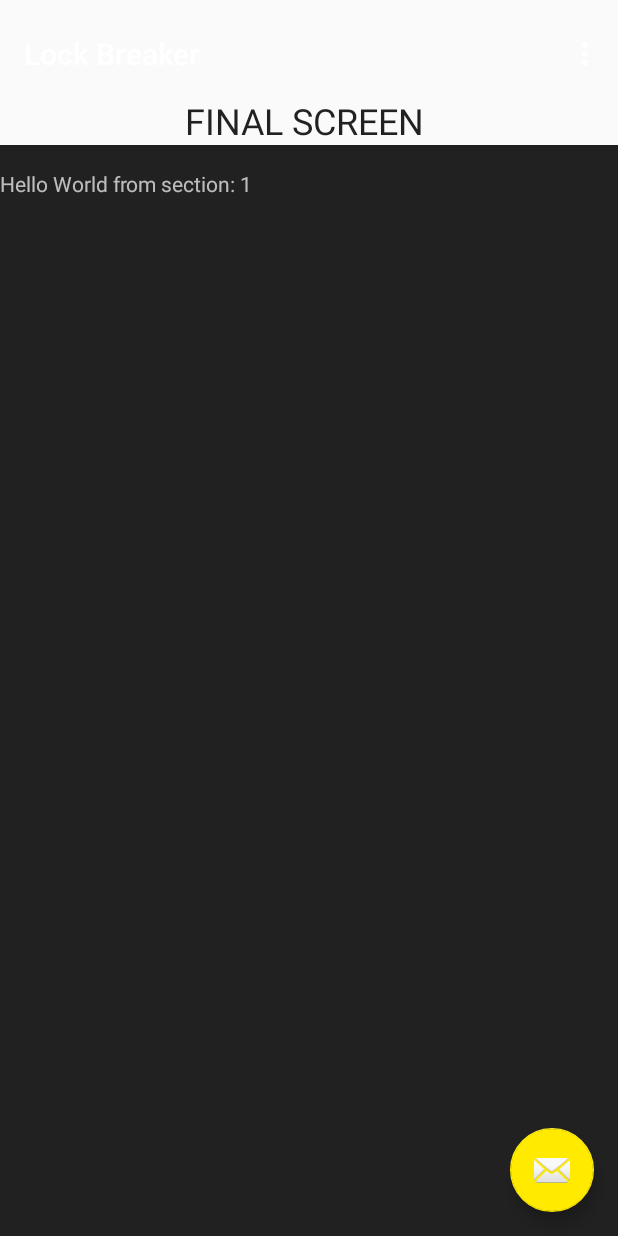
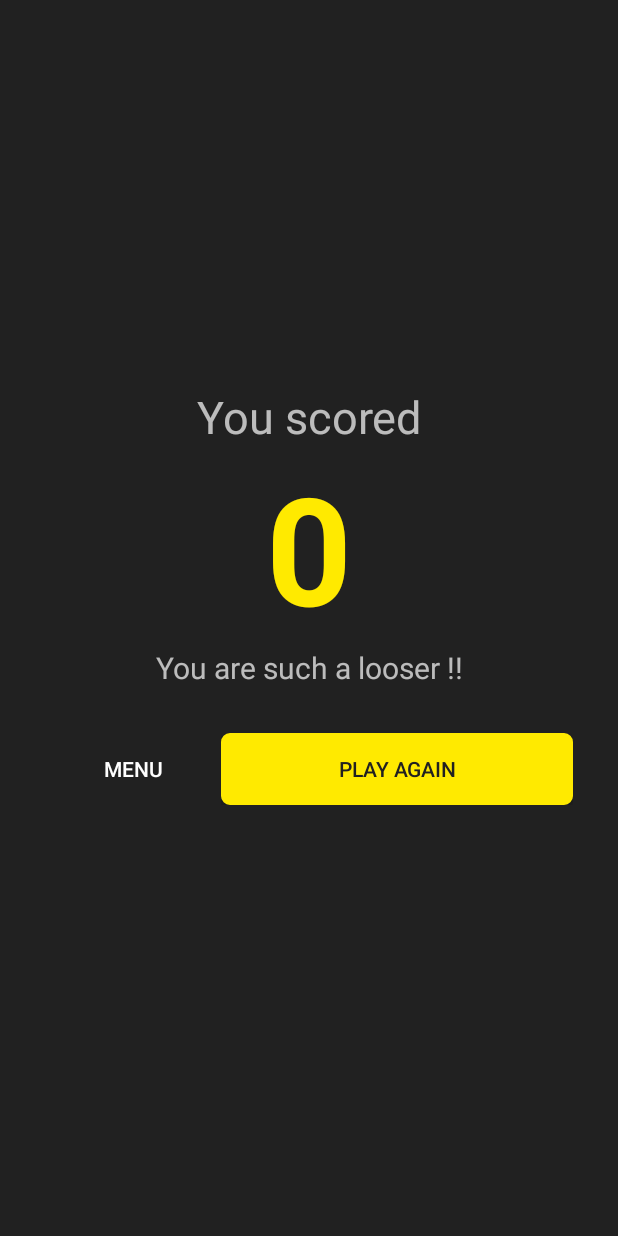
Before and after one commit to Minauras/LockBreaker, an Android app: the FinalScreenActivity screen opened directly, with no data from a screen before it, on a phone screen of 412 x 824 dp. Run offline under Robolectric (Android 15) with nearby library versions, the phone set to English and light mode, and no system bars.

Commit message:
Final Screen

```diff
--- a/app/src/main/java/com/fontbonne/ley/clerc/lockbreaker/FinalScreenActivity.java
+++ b/app/src/main/java/com/fontbonne/ley/clerc/lockbreaker/FinalScreenActivity.java
@@ -25,21 +25,6 @@ import java.util.List;
 
 public class FinalScreenActivity extends MiniGame {
 
-    /**
-     * The {@link android.support.v4.view.PagerAdapter} that will provide
-     * fragments for each of the sections. We use a
-     * {@link FragmentPagerAdapter} derivative, which will keep every
-     * loaded fragment in memory. If this becomes too memory intensive, it
-     * may be best to switch to a
-     * {@link android.support.v4.app.FragmentStatePagerAdapter}.
-     */
-    private SectionsPagerAdapter mSectionsPagerAdapter;
-
-    /**
-     * The {@link ViewPager} that will host the section contents.
-     */
-    private ViewPager mViewPager;
-
     public FinalScreenActivity(List<Class> gameActivity) { super(gameActivity); }
 
     public FinalScreenActivity(){ super(); }
@@ -49,106 +34,8 @@ public class FinalScreenActivity extends MiniGame {
         super.onCreate(savedInstanceState);
         setContentView(R.layout.activity_final_screen);
 
-        Toolbar toolbar = (Toolbar) findViewById(R.id.toolbar);
-        setSupportActionBar(toolbar);
-        // Create the adapter that will return a fragment for each of the three
-        // primary sections of the activity.
-        mSectionsPagerAdapter = new SectionsPagerAdapter(getSupportFragmentManager());
 
-        // Set up the ViewPager with the sections adapter.
-        mViewPager = (ViewPager) findViewById(R.id.container);
-        mViewPager.setAdapter(mSectionsPagerAdapter);
-
-        FloatingActionButton fab = (FloatingActionButton) findViewById(R.id.fab);
-        fab.setOnClickListener(new View.OnClickListener() {
-            @Override
-            public void onClick(View view) {
-                Snackbar.make(view, "Replace with your own action", Snackbar.LENGTH_LONG)
-                        .setAction("Action", null).show();
-            }
-        });
 
     }
 
-
-    @Override
-    public boolean onCreateOptionsMenu(Menu menu) {
-        // Inflate the menu; this adds items to the action bar if it is present.
-        getMenuInflater().inflate(R.menu.menu_final_screen, menu);
-        return true;
-    }
-
-    @Override
-    public boolean onOptionsItemSelected(MenuItem item) {
-        // Handle action bar item clicks here. The action bar will
-        // automatically handle clicks on the Home/Up button, so long
-        // as you specify a parent activity in AndroidManifest.xml.
-        int id = item.getItemId();
-
-        //noinspection SimplifiableIfStatement
-        if (id == R.id.action_settings) {
-            return true;
-        }
-
-        return super.onOptionsItemSelected(item);
-    }
-
-    /**
-     * A placeholder fragment containing a simple view.
-     */
-    public static class PlaceholderFragment extends Fragment {
-        /**
-         * The fragment argument representing the section number for this
-         * fragment.
-         */
-        private static final String ARG_SECTION_NUMBER = "section_number";
-
-        public PlaceholderFragment() {
-        }
-
-        /**
-         * Returns a new instance of this fragment for the given section
-         * number.
-         */
-        public static PlaceholderFragment newInstance(int sectionNumber) {
-            PlaceholderFragment fragment = new PlaceholderFragment();
-            Bundle args = new Bundle();
-            args.putInt(ARG_SECTION_NUMBER, sectionNumber);
-            fragment.setArguments(args);
-            return fragment;
-        }
-
-        @Override
-        public View onCreateView(LayoutInflater inflater, ViewGroup container,
-                                 Bundle savedInstanceState) {
-            View rootView = inflater.inflate(R.layout.fragment_final_screen, container, false);
-            TextView textView = (TextView) rootView.findViewById(R.id.section_label);
-            textView.setText(getString(R.string.section_format, getArguments().getInt(ARG_SECTION_NUMBER)));
-            return rootView;
-        }
-    }
-
-    /**
-     * A {@link FragmentPagerAdapter} that returns a fragment corresponding to
-     * one of the sections/tabs/pages.
-     */
-    public class SectionsPagerAdapter extends FragmentPagerAdapter {
-
-        public SectionsPagerAdapter(FragmentManager fm) {
-            super(fm);
-        }
-
-        @Override
-        public Fragment getItem(int position) {
-            // getItem is called to instantiate the fragment for the given page.
-            // Return a PlaceholderFragment (defined as a static inner class below).
-            return PlaceholderFragment.newInstance(position + 1);
-        }
-
-        @Override
-        public int getCount() {
-            // Show 3 total pages.
-            return 3;
-        }
-    }
 }
--- a/app/src/main/java/com/fontbonne/ley/clerc/lockbreaker/UserProfile.java
+++ b/app/src/main/java/com/fontbonne/ley/clerc/lockbreaker/UserProfile.java
@@ -7,6 +7,7 @@ public class UserProfile implements Serializable {
     String email;
     String username;
     String password;
+    int level;
     int easyScore;
     int normalScore;
     int hardScore;
@@ -14,11 +15,11 @@ public class UserProfile implements Serializable {
     public static final String USER_PROFILE_TAG = "USER_PROFILE";
 
 
-
     UserProfile(String email, String username, String password) {
         this.email = email;
         this.username = username;
         this.password = password;
+        this.level = 1;
         this.easyScore = 0;
         this.normalScore = 0;
         this.hardScore = 0;
--- a/app/src/main/res/layout/activity_final_screen.xml
+++ b/app/src/main/res/layout/activity_final_screen.xml
@@ -1,5 +1,5 @@
 <?xml version="1.0" encoding="utf-8"?>
-<android.support.design.widget.CoordinatorLayout xmlns:android="http://schemas.android.com/apk/res/android"
+<RelativeLayout xmlns:android="http://schemas.android.com/apk/res/android"
     xmlns:app="http://schemas.android.com/apk/res-auto"
     xmlns:tools="http://schemas.android.com/tools"
     android:id="@+id/main_content"
@@ -8,51 +8,67 @@
     android:fitsSystemWindows="true"
     tools:context=".FinalScreenActivity">
 
-    <android.support.design.widget.AppBarLayout
-        android:id="@+id/appbar"
+    <LinearLayout
         android:layout_width="match_parent"
         android:layout_height="wrap_content"
-        android:paddingTop="@dimen/appbar_padding_top"
-        android:theme="@style/AppTheme.AppBarOverlay">
-
-        <android.support.v7.widget.Toolbar
-            android:id="@+id/toolbar"
+        android:layout_centerInParent="true"
+        android:orientation="vertical">
+        <TextView
             android:layout_width="match_parent"
-            android:layout_height="?attr/actionBarSize"
-            android:layout_weight="1"
-            android:background="?attr/colorPrimary"
-            app:layout_scrollFlags="scroll|enterAlways"
-            app:popupTheme="@style/AppTheme.PopupOverlay"
-            app:title="@string/app_name">
-
-        </android.support.v7.widget.Toolbar>
+            android:layout_height="wrap_content"
+            android:fontFamily="sans-serif"
+            android:text="You scored"
+            android:textAlignment="center"
+            android:textSize="30sp"
+            android:typeface="normal" />
+        <TextView
+            android:id="@+id/scoreTextView"
+            android:layout_width="match_parent"
+            android:layout_height="wrap_content"
+            android:fontFamily="sans-serif"
+            android:textColor="@color/colorAccent"
+            android:text="0"
+            android:textAlignment="center"
+            android:textSize="100sp"
+            android:textStyle="bold"
+            android:typeface="normal" />
 
         <TextView
-            android:id="@+id/textView3"
+            android:id="@+id/jugmentTextView"
             android:layout_width="match_parent"
             android:layout_height="wrap_content"
-            android:layout_weight="1"
-            android:text="FINAL SCREEN "
+            android:fontFamily="sans-serif"
+            android:text="You are such a looser !!"
             android:textAlignment="center"
-            android:textColor="@color/common_google_signin_btn_text_light_pressed"
-            android:textSize="24sp" />
+            android:textSize="20sp"
+            android:typeface="normal" />
 
-    </android.support.design.widget.AppBarLayout>
+        <LinearLayout
+            android:layout_width="match_parent"
+            android:layout_height="wrap_content"
+            android:paddingHorizontal="30dp"
+            android:paddingVertical="30dp"
+            android:orientation="horizontal">
 
-    <android.support.v4.view.ViewPager
-        android:id="@+id/container"
-        android:layout_width="match_parent"
-        android:layout_height="match_parent"
-        app:layout_behavior="@string/appbar_scrolling_view_behavior" >
+            <Button
+                android:layout_width="0dp"
+                android:layout_weight="1"
+                android:layout_height="wrap_content"
+                android:background="@color/colorPrimaryDark"
+                android:text="Menu"/>
 
-    </android.support.v4.view.ViewPager>
+            <Button
+                android:layout_width="0dp"
+                android:layout_weight="2"
+                android:layout_height="wrap_content"
+                android:background="@drawable/button_important_background"
+                android:textColor="@color/colorPrimaryDark"
+                android:text="Play Again"/>
 
-    <android.support.design.widget.FloatingActionButton
-        android:id="@+id/fab"
-        android:layout_width="wrap_content"
-        android:layout_height="wrap_content"
-        android:layout_gravity="end|bottom"
-        android:layout_margin="@dimen/fab_margin"
-        app:srcCompat="@android:drawable/ic_dialog_email" />
+        </LinearLayout>
 
-</android.support.design.widget.CoordinatorLayout>
+    </LinearLayout>
+
+
+
+</RelativeLayout>
--- a/app/src/main/res/layout/activity_login.xml
+++ b/app/src/main/res/layout/activity_login.xml
@@ -68,9 +68,9 @@
                 android:layout_marginRight="4dp"
                 android:layout_weight="1"
                 android:background="@color/colorPrimaryDark"
+                android:textColor="@color/colorAccent"
                 android:padding="18dp"
-                android:text="Register"
-                android:textColor="@color/colorAccent" />
+                android:text="Register" />
 
             <Button
                 android:id="@+id/loginBtn"
```
